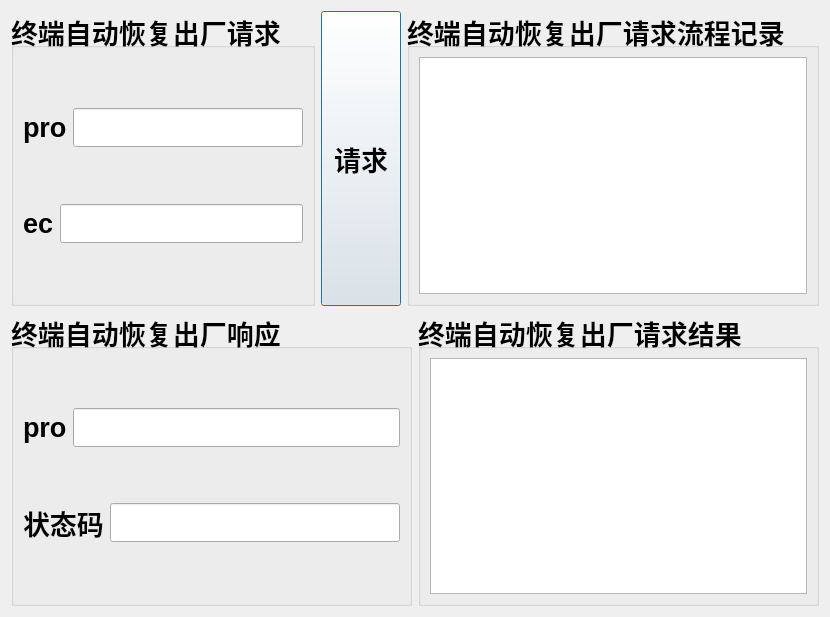
Old version of the form startupmrautofactoryreset.ui in the repository guoshijiang/IspdNewCalibrator.
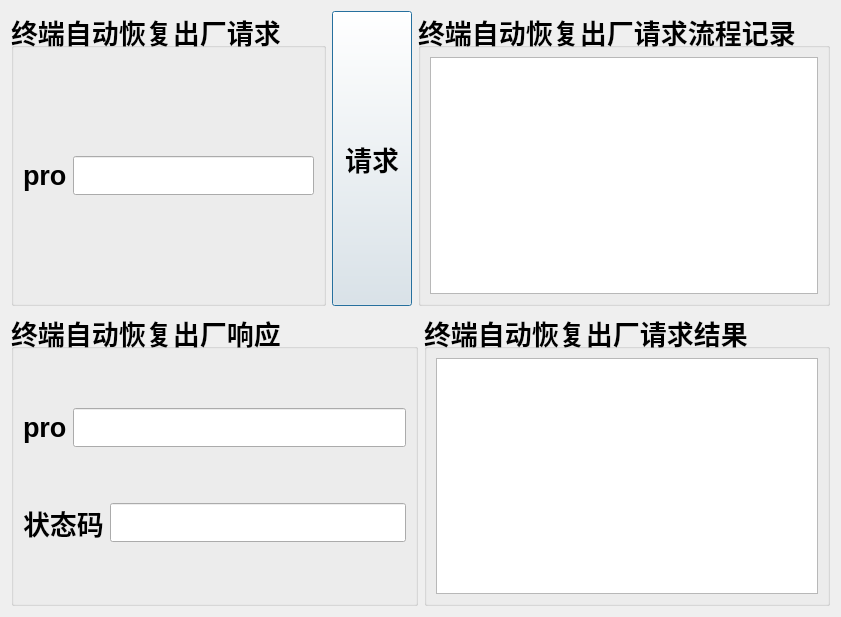
New version of the form.

Patch:
```diff
--- a/startupmrautofactoryreset.ui
+++ b/startupmrautofactoryreset.ui
@@ -6,7 +6,7 @@
    <rect>
     <x>0</x>
     <y>0</y>
-    <width>709</width>
+    <width>841</width>
     <height>617</height>
    </rect>
   </property>
@@ -43,20 +43,6 @@
           </item>
          </layout>
         </item>
-        <item>
-         <layout class="QHBoxLayout" name="horizontalLayout_4">
-          <item>
-           <widget class="QLabel" name="label_2">
-            <property name="text">
-             <string>ec</string>
-            </property>
-           </widget>
-          </item>
-          <item>
-           <widget class="QLineEdit" name="lineEdit_req_ec"/>
-          </item>
-         </layout>
-        </item>
        </layout>
       </widget>
      </item>
@@ -94,7 +80,15 @@
        </property>
        <layout class="QVBoxLayout" name="verticalLayout_5">
         <item>
-         <widget class="QTextEdit" name="textEdit_log"/>
+         <widget class="QTextEdit" name="textEdit_log">
+          <property name="font">
+           <font>
+            <pointsize>12</pointsize>
+            <weight>50</weight>
+            <bold>false</bold>
+           </font>
+          </property>
+         </widget>
         </item>
        </layout>
       </widget>
```
